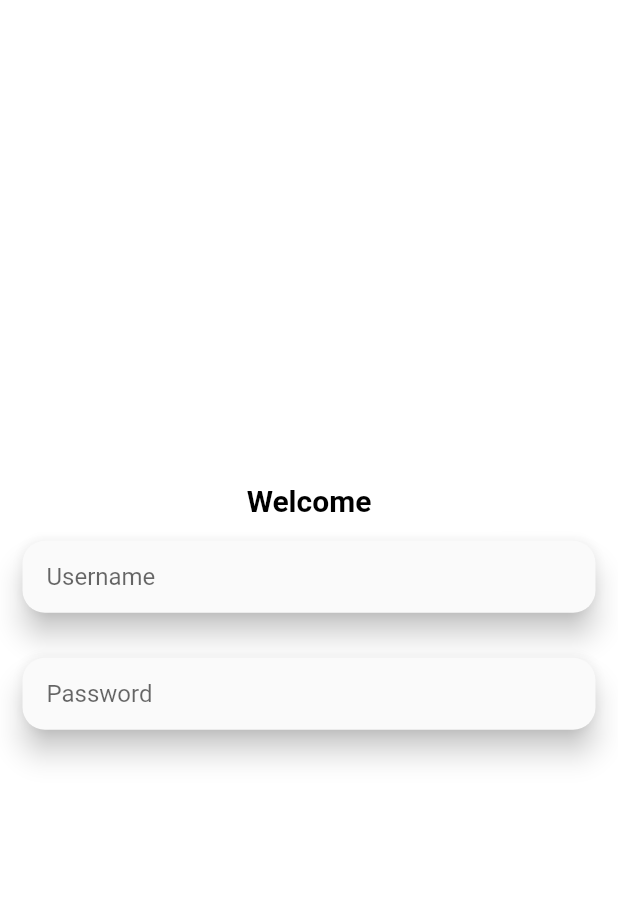
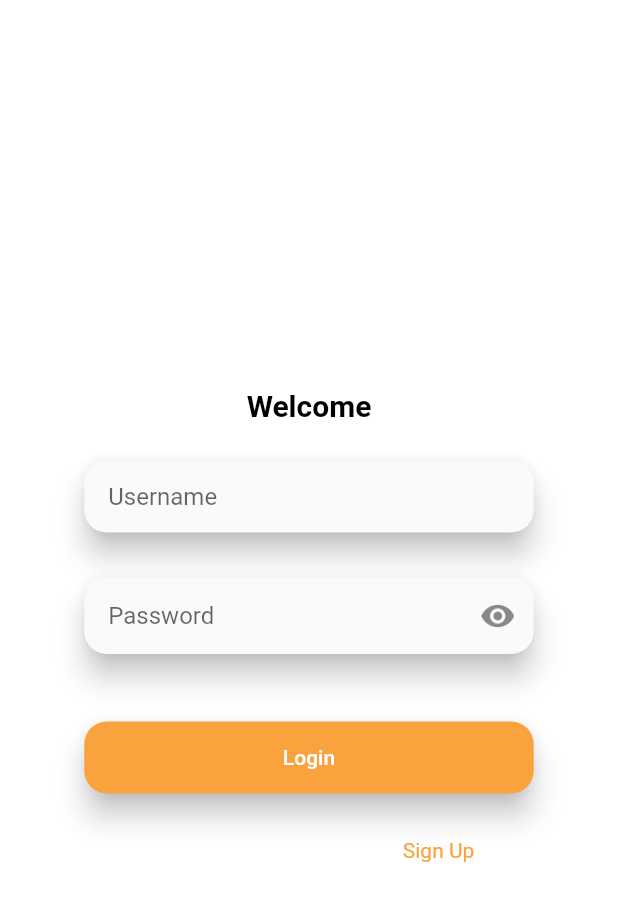
Before and after one commit to NUS-MGC-UI/diabeats-mobile, a Flutter app: the screen it shows after launch, on a phone screen of 412 x 824 dp. Shown: the top 901 px of the screen. Run offline on Flutter 3.47's test engine with Material 2 defaults, Android fonts, the phone set to English and light mode, and no system bars; our stand-ins replace flutter_bloc.

Commit message:
[Page] simple login page with button and sign up redirect

```diff
--- a/lib/diabeats_app.dart
+++ b/lib/diabeats_app.dart
@@ -1,6 +1,28 @@
 import 'package:diabeats_mobile/login/view/login_page.dart';
 import 'package:flutter/material.dart';
 
-class DiabeatsApp extends MaterialApp {
-  const DiabeatsApp({super.key}) : super(home: const LoginPage());
+class DiabeatsApp extends StatelessWidget {
+  const DiabeatsApp({super.key});
+
+  @override
+  Widget build(BuildContext context) {
+    // TODO: implement build
+    return const MaterialApp(home: LoginPage());
+  }
 }
+
+final ThemeData diabeatsTheme = ThemeData(
+    useMaterial3: true,
+    scaffoldBackgroundColor: const Color(0xFFFBFBFB),
+    colorScheme: const ColorScheme(
+        primary: Color(0xFF3A5A4F),
+        onPrimary: Color(0x00ffffff),
+        secondary: Color(0x00FAA23E),
+        onSecondary: Color(0x00ffffff),
+        error: Color(0x00ff6b6b),
+        onError: Color(0x00ffffff),
+        background: Color(0x00fbfbfb),
+        onBackground: Color(0x002A342B),
+        surface: Color(0x00ededed),
+        onSurface: Color(0x002A342B),
+        brightness: Brightness.light));
--- a/lib/login/view/login_page.dart
+++ b/lib/login/view/login_page.dart
@@ -1,3 +1,6 @@
+import 'package:diabeats_mobile/widgets/login_button.dart';
+import 'package:diabeats_mobile/widgets/password_field.dart';
+import 'package:flutter/gestures.dart';
 import 'package:flutter/material.dart';
 import 'package:diabeats_mobile/widgets/input_field.dart';
 
@@ -6,23 +9,35 @@
 
   @override
   Widget build(BuildContext context) {
-    return const Scaffold(
+    return Scaffold(
         backgroundColor: Color(0x00ededed),
         body: SafeArea(
             child: Center(
           child: Column(
             mainAxisAlignment: MainAxisAlignment.center,
             children: [
-              Text(
-                'Welcome',
-                style: TextStyle(
-                  fontSize: 20,
-                  color: Colors.black,
-                  fontWeight: FontWeight.bold,
+              Padding(
+                padding: const EdgeInsets.symmetric(vertical: 10),
+                child: Text(
+                  'Welcome',
+                  style: TextStyle(
+                    fontSize: 20,
+                    color: Colors.black,
+                    fontWeight: FontWeight.bold,
+                  ),
                 ),
               ),
-              InputField(placeholder: "Username"),
-              InputField(placeholder: "Password")
+              UsernameField(),
+              PasswordField(),
+              LoginButton(),
+              RichText(
+                  text: TextSpan(children: [
+                TextSpan(text: "Don't Have an Account? "),
+                TextSpan(
+                    text: "Sign Up",
+                    style: TextStyle(color: const Color(0xFFFAA23E)),
+                    recognizer: TapGestureRecognizer()..onTap = () {})
+              ]))
             ],
           ),
         )));
--- a/lib/widgets/input_field.dart
+++ b/lib/widgets/input_field.dart
@@ -1,12 +1,12 @@
 import 'package:flutter/material.dart';
 
-class InputField extends StatelessWidget {
-  final String placeholder;
-  const InputField({super.key, required this.placeholder});
+class UsernameField extends StatelessWidget {
+  const UsernameField({super.key});
 
   @override
   Widget build(BuildContext context) {
     return Container(
+      width: MediaQuery.of(context).size.width * 0.80,
       padding: const EdgeInsets.all(15.0),
       child: Material(
         shape: RoundedRectangleBorder(
@@ -16,7 +16,7 @@
         child: TextField(
           decoration: InputDecoration(
               contentPadding: EdgeInsets.symmetric(vertical: 8, horizontal: 16),
-              hintText: placeholder,
+              hintText: "Username",
               border: InputBorder.none,
               fillColor: const Color(0x00fbfbfb)),
         ),
--- /dev/null
+++ b/lib/widgets/login_button.dart
@@ -0,0 +1,28 @@
+import 'package:flutter/material.dart';
+
+class LoginButton extends StatelessWidget {
+  @override
+  Widget build(BuildContext context) {
+    return Container(
+      padding: EdgeInsets.all(15),
+      width: MediaQuery.of(context).size.width * 0.80,
+      child: Padding(
+        padding: const EdgeInsets.symmetric(vertical: 15),
+        child: ElevatedButton(
+          onPressed: () {},
+          style: ElevatedButton.styleFrom(
+            elevation: 8,
+            backgroundColor: const Color(0xFFFAA23E),
+            shape: RoundedRectangleBorder(
+              borderRadius: BorderRadius.circular(15.0),
+            ),
+          ),
+          child: const Padding(
+            padding: EdgeInsets.symmetric(vertical: 16),
+            child: Text('Login'),
+          ),
+        ),
+      ),
+    );
+  }
+}
--- /dev/null
+++ b/lib/widgets/password_field.dart
@@ -0,0 +1,50 @@
+import 'package:flutter/material.dart';
+
+class PasswordField extends StatefulWidget {
+  const PasswordField({super.key});
+
+  @override
+  State<StatefulWidget> createState() => _PasswordFieldState();
+}
+
+class _PasswordFieldState extends State<PasswordField> {
+  bool _obscureText = true;
+
+  void _togglePasswordVisibility() {
+    setState(() {
+      _obscureText = !_obscureText;
+    });
+  }
+
+  @override
+  Widget build(BuildContext context) {
+    // TODO: implement build
+    return Container(
+      width: MediaQuery.of(context).size.width * 0.80,
+      padding: const EdgeInsets.all(15.0),
+      child: Material(
+        shape: RoundedRectangleBorder(
+          borderRadius: BorderRadius.circular(15.0),
+        ),
+        elevation: 8,
+        child: TextField(
+          obscureText: _obscureText,
+          decoration: InputDecoration(
+              contentPadding:
+                  EdgeInsets.symmetric(horizontal: 16, vertical: 16),
+              hintText: "Password",
+              border: InputBorder.none,
+              fillColor: const Color(0x00fbfbfb),
+              suffixIcon: GestureDetector(
+                child: Icon(
+                  _obscureText ? Icons.visibility : Icons.visibility_off,
+                ),
+                onTap: () {
+                  _togglePasswordVisibility();
+                },
+              )),
+        ),
+      ),
+    );
+  }
+}
```
